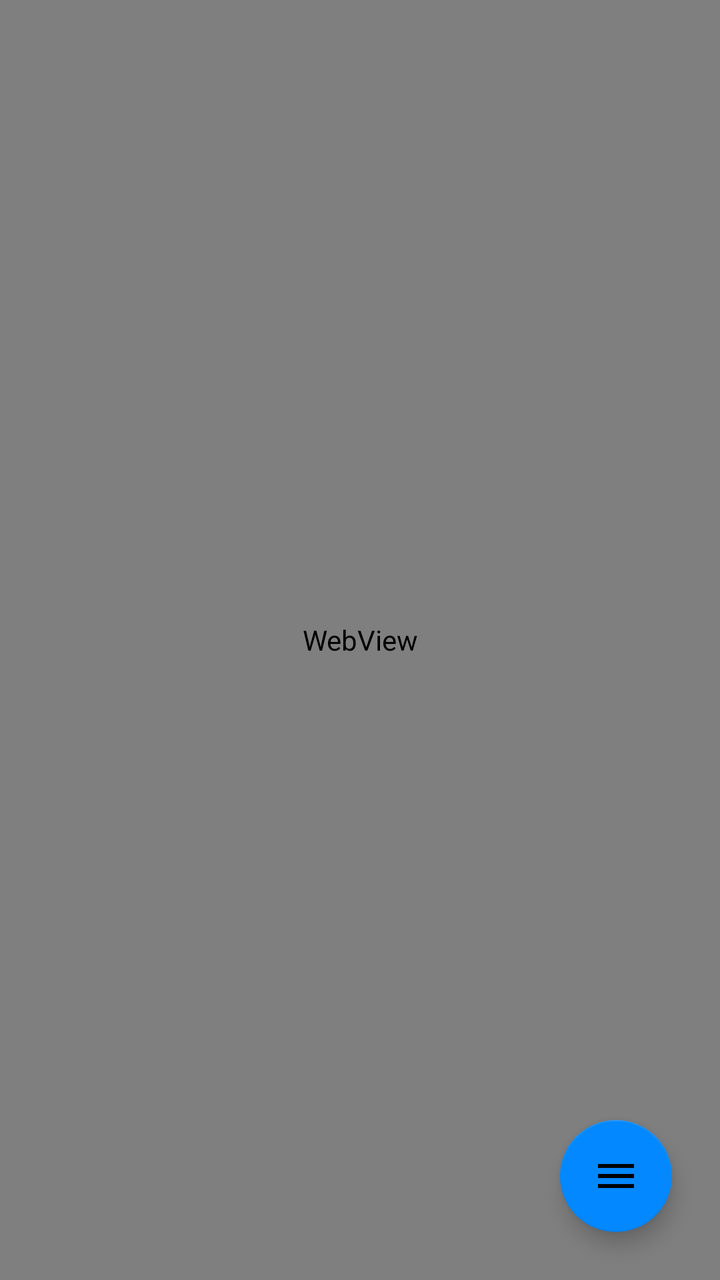
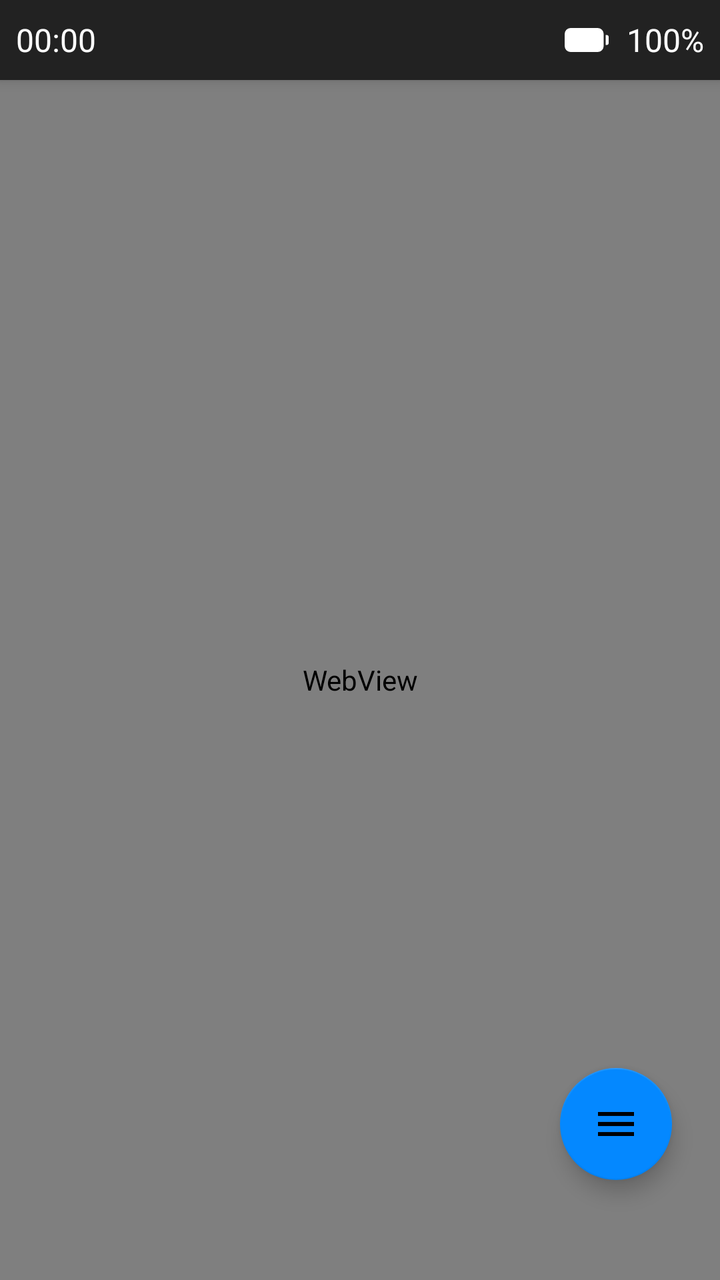

Two renders of the same Android screen: before a commit and after it. Below are the layout's source before the change and the commit's diff.
<!-- AndroidManifest.xml: application theme Theme.AppCompat.Light.NoActionBar -->
<!-- res/layout/activity_exam.xml -->
<?xml version="1.0" encoding="utf-8"?>
<androidx.coordinatorlayout.widget.CoordinatorLayout xmlns:android="http://schemas.android.com/apk/res/android"
    xmlns:app="http://schemas.android.com/apk/res-auto"
    android:layout_width="match_parent"
    android:layout_height="match_parent"
	android:keepScreenOn="true">

    
    <WebView
        android:id="@+id/webView"
        android:layout_width="match_parent"
        android:layout_height="match_parent" />

    
    <com.google.android.material.floatingactionbutton.FloatingActionButton
        android:id="@+id/fabMain"
        android:layout_width="wrap_content"
        android:layout_height="wrap_content"
        android:layout_gravity="bottom|end"
        android:layout_margin="24dp"
        android:src="@drawable/ic_menu"
        android:contentDescription="Menu"
        app:backgroundTint="@color/bg_menu_fab" />

    
    <com.google.android.material.floatingactionbutton.FloatingActionButton
        android:id="@+id/fabRefresh"
        android:layout_width="wrap_content"
        android:layout_height="wrap_content"
        android:layout_gravity="bottom|end"
        android:layout_marginEnd="24dp"
        android:layout_marginBottom="60dp"
        android:src="@drawable/ic_refresh"
        android:contentDescription="Refresh"
        android:visibility="gone"
        app:backgroundTint="@color/teal_200" />

    
    <com.google.android.material.floatingactionbutton.FloatingActionButton
        android:id="@+id/fabExit"
        android:layout_width="wrap_content"
        android:layout_height="wrap_content"
        android:layout_gravity="bottom|end"
        android:layout_marginEnd="24dp"
        android:layout_marginBottom="90dp"
        android:src="@drawable/ic_exit"
        android:contentDescription="Exit"
        android:visibility="gone"
        app:backgroundTint="@color/red" />

</androidx.coordinatorlayout.widget.CoordinatorLayout>
<!-- resources referenced by this layout -->
<resources>
  <color name="bg_menu_fab">#0488ff</color>
  <color name="red">#f40000</color>
  <color name="teal_200">#03DAC5</color>
  <!-- drawable ic_exit: png bitmap (drawable, 2187 bytes) -->
  <!-- drawable ic_menu: png bitmap (drawable, 352 bytes) -->
  <!-- drawable ic_refresh: png bitmap (drawable, 1974 bytes) -->
</resources>

<!-- the commit's change to res/layout/activity_exam.xml (unified diff, before → after) -->
@@ -1,51 +1,95 @@
 <?xml version="1.0" encoding="utf-8"?>
-<androidx.coordinatorlayout.widget.CoordinatorLayout xmlns:android="http://schemas.android.com/apk/res/android"
+<RelativeLayout
+    xmlns:android="http://schemas.android.com/apk/res/android"
     xmlns:app="http://schemas.android.com/apk/res-auto"
     android:layout_width="match_parent"
     android:layout_height="match_parent"
-	android:keepScreenOn="true">
+    android:keepScreenOn="true">
+
+    
+    <LinearLayout
+        android:id="@+id/statusBar"
+        android:layout_width="match_parent"
+        android:layout_height="wrap_content"
+        android:orientation="horizontal"
+        android:padding="8dp"
+        android:background="#222"
+        android:gravity="center_vertical"
+        android:elevation="4dp">
+
+        
+        <TextView
+            android:id="@+id/tvClock"
+            android:layout_width="0dp"
+            android:layout_height="wrap_content"
+            android:text="00:00"
+            android:textColor="@android:color/white"
+            android:textSize="16sp"
+            android:layout_weight="1"/>
+
+        
+        <ImageView
+            android:id="@+id/ivBattery"
+            android:layout_width="24dp"
+            android:layout_height="24dp"
+            android:src="@drawable/ic_battery_full"
+            android:tint="@android:color/white"
+            android:layout_marginEnd="8dp"/>
+
+        
+        <TextView
+            android:id="@+id/tvBattery"
+            android:layout_width="wrap_content"
+            android:layout_height="wrap_content"
+            android:text="100%"
+            android:textColor="@android:color/white"
+            android:textSize="16sp"/>
+    </LinearLayout>
 
     
     <WebView
         android:id="@+id/webView"
         android:layout_width="match_parent"
-        android:layout_height="match_parent" />
+        android:layout_height="match_parent"
+        android:layout_below="@id/statusBar"/>
 
     
     <com.google.android.material.floatingactionbutton.FloatingActionButton
         android:id="@+id/fabMain"
         android:layout_width="wrap_content"
         android:layout_height="wrap_content"
-        android:layout_gravity="bottom|end"
-        android:layout_margin="24dp"
+        android:layout_alignParentBottom="true"
+        android:layout_alignParentEnd="true"
+        android:layout_marginEnd="24dp"
+        android:layout_marginBottom="50dp"
         android:src="@drawable/ic_menu"
         android:contentDescription="Menu"
-        app:backgroundTint="@color/bg_menu_fab" />
+        app:backgroundTint="@color/bg_menu_fab"/>
 
-    
     <com.google.android.material.floatingactionbutton.FloatingActionButton
         android:id="@+id/fabRefresh"
         android:layout_width="wrap_content"
         android:layout_height="wrap_content"
-        android:layout_gravity="bottom|end"
+        android:layout_alignParentBottom="true"
+        android:layout_alignParentEnd="true"
         android:layout_marginEnd="24dp"
-        android:layout_marginBottom="60dp"
+        android:layout_marginBottom="110dp"
         android:src="@drawable/ic_refresh"
         android:contentDescription="Refresh"
         android:visibility="gone"
-        app:backgroundTint="@color/teal_200" />
+        app:backgroundTint="@color/teal_200"/>
 
-    
     <com.google.android.material.floatingactionbutton.FloatingActionButton
         android:id="@+id/fabExit"
         android:layout_width="wrap_content"
         android:layout_height="wrap_content"
-        android:layout_gravity="bottom|end"
+        android:layout_alignParentBottom="true"
+        android:layout_alignParentEnd="true"
         android:layout_marginEnd="24dp"
-        android:layout_marginBottom="90dp"
+        android:layout_marginBottom="160dp"
         android:src="@drawable/ic_exit"
         android:contentDescription="Exit"
         android:visibility="gone"
-        app:backgroundTint="@color/red" />
+        app:backgroundTint="@color/red"/>
 
-</androidx.coordinatorlayout.widget.CoordinatorLayout>
+</RelativeLayout>
<!-- resource entries referenced after the edit -->
@@ -3,6 +3,12 @@
   <color name="bg_menu_fab">#0488ff</color>
   <color name="red">#f40000</color>
   <color name="teal_200">#03DAC5</color>
+  <!-- drawable ic_battery_full (drawable) -->
+  <vector xmlns:android="http://schemas.android.com/apk/res/android" android:height="24dp" android:tint="#000000" android:viewportHeight="960" android:viewportWidth="960" android:width="24dp">
+        
+      <path android:fillColor="@android:color/white" android:pathData="M160,720Q110,720 75,685Q40,650 40,600L40,360Q40,310 75,275Q110,240 160,240L700,240Q750,240 785,275Q820,310 820,360L820,600Q820,650 785,685Q750,720 700,720L160,720ZM860,580L860,380L880,380Q897,380 908.5,391.5Q920,403 920,420L920,540Q920,557 908.5,568.5Q897,580 880,580L860,580Z"/>
+      
+  </vector>
   <!-- drawable ic_exit: png bitmap (drawable, 2187 bytes) -->
   <!-- drawable ic_menu: png bitmap (drawable, 352 bytes) -->
   <!-- drawable ic_refresh: png bitmap (drawable, 1974 bytes) -->
